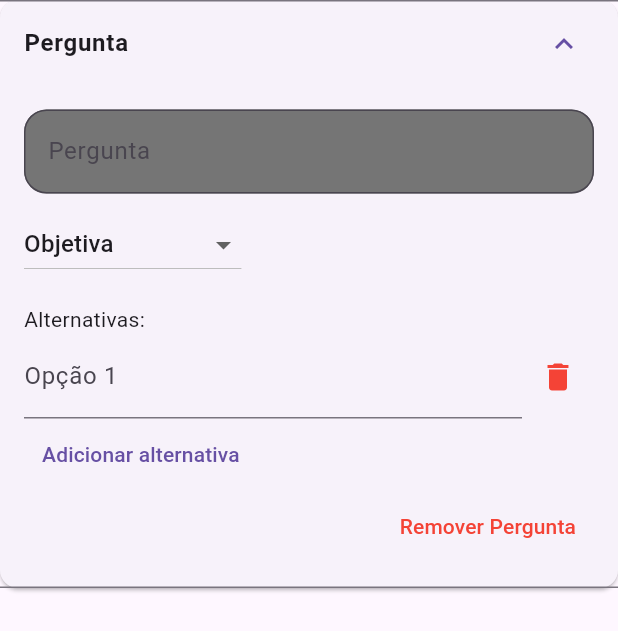
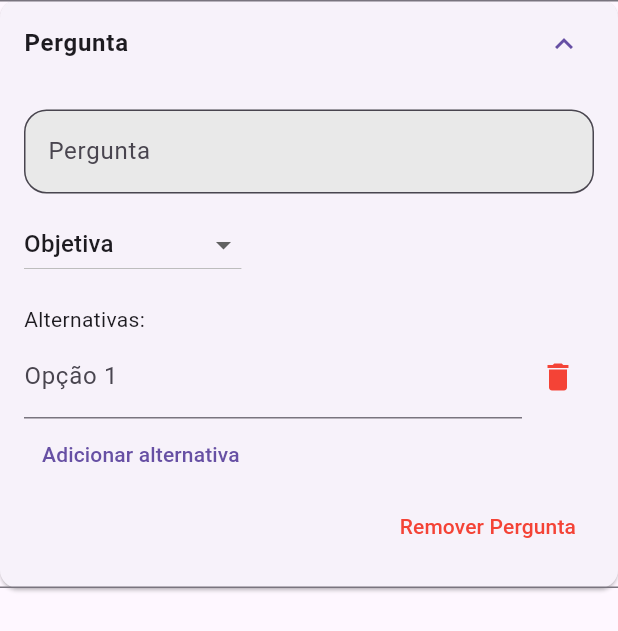
Before and after one commit to pereiraR3/Rota-Oeste-FrontEnd, a Flutter app: the QuestionCard widget shown alone on an empty page, opened directly with empty values, after a tap on "Pergunta", on a phone screen of 412 x 824 dp. Shown: the top 631 px of the screen. Run offline on Flutter 3.47's test engine with Material 3 defaults, Android fonts, the light colour scheme and no system bars; our stand-ins replace flutter_svg, shared_preferences; accounts and stored records are empty; network calls fail.

Commit message:
feat: rotas ok, irei deixar padrao

```diff
--- a/flutter_application_2/lib/telas/tela_criacao_checklist.dart
+++ b/flutter_application_2/lib/telas/tela_criacao_checklist.dart
@@ -406,12 +406,12 @@ class _QuestionCardState extends State<QuestionCard> {
                       decoration: InputDecoration(
                         hintText: 'Pergunta',
                         filled: true,
-                        fillColor: const Color.fromRGBO(117, 117, 117, 1),
+                        fillColor: const Color.fromARGB(255, 233, 233, 233),
                         border: OutlineInputBorder(
                           borderRadius: BorderRadius.circular(15),
                         ),
                       ),
-                      style: TextStyle(color: Colors.white),
+                      style: TextStyle(color: const Color.fromARGB(255, 34, 32, 32)),
                       onChanged: (value) {
                         setState(() {
                           widget.question.questionText = value;
--- a/flutter_application_2/pubspec.yaml
+++ b/flutter_application_2/pubspec.yaml
@@ -32,6 +32,8 @@ dependencies:
     sdk: flutter
   http: ^1.1.2
   intl: ^0.17.0
+  flutter_svg: ^1.0.0
+
 
   # The following adds the Cupertino Icons font to your application.
   # Use with the CupertinoIcons class for iOS style icons.
```
Also changed, not shown: flutter_application_2/lib/telas/tela_login.dart (+16 -12 lines), flutter_application_2/lib/telas/tela_relatorio.dart (+14 -1 lines), flutter_application_2/img/image.png (added), flutter_application_2/img/login1.svg (added), flutter_application_2/pubspec.lock.
